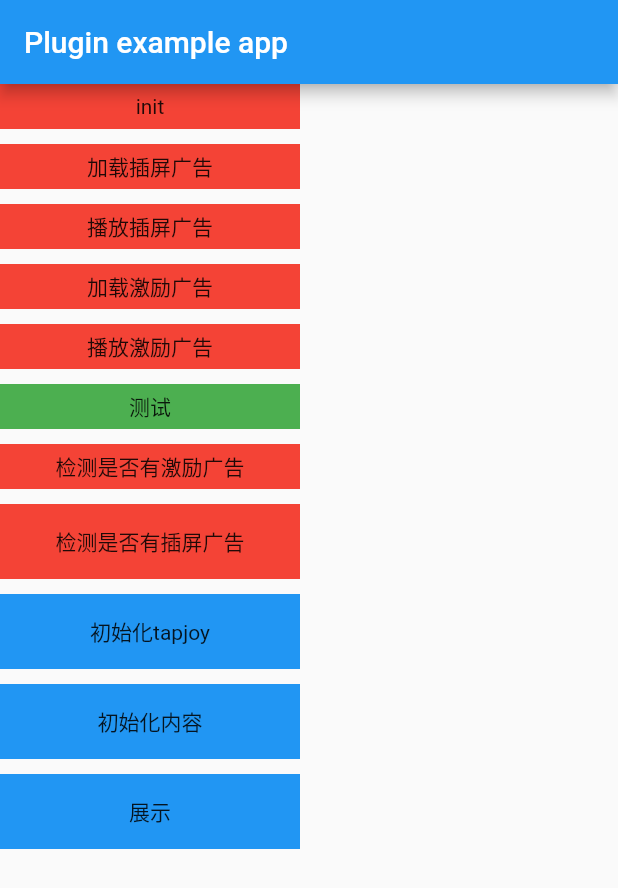
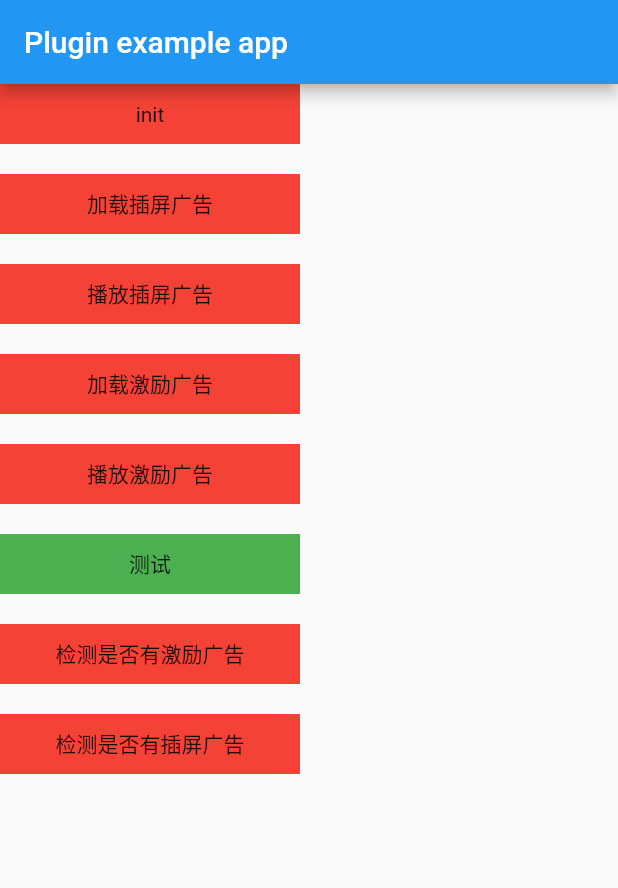
Before and after one commit to LiJinJinJIn/jd_adtiming_plugin, a Flutter app: the screen it shows after launch, on a phone screen of 412 x 824 dp. Shown: the top 888 px of the screen. Run offline on Flutter 3.47's test engine with Material 2 defaults, Android fonts, the phone set to English and light mode, and no system bars.

Commit message:
Revert "add tapjoy android module"
This reverts commit 123914347b90458ba43f217325af4118fe980803.

```diff
--- a/example/lib/main.dart
+++ b/example/lib/main.dart
@@ -15,17 +15,8 @@ class _MyAppState extends State<MyApp> {
   String ANDROID_APPKEY = 'i4hJpBqGWk80AecsmbbtnzE33Mp2Cnab';
   String IOS_APPKEY = 'EDFqfTqjvufhdFffteS2bELGGWW3Ifhn';
 
-//tapJoy android 端对应key
-  String TAP_JOY_ANDROID_API_KEY = 'q5mzN-kOQYiFw70aTK2ShQECWyXBh6hf8xneT4qXXTiisVLMsAYl_ivsRC9d';
-//tapJoy android 端对应展示名称
-  String TAP_JOY_ANDROID_PLACEMENT_NAME = 'newsPie_release';
-//tapJoy ios 端对应key
-  String TAP_JOY_IOS_API_KEY = '8NWIAtT5QpKmovEIwA-vpgEBSBAs5lUMo4We9r0fU1EtZuFlyZG5qdbwvQ2k';
-//tapJoy ios 端对应展示名称
-  String TAP_JOY_IOS_PLACEMENT_NAME = 'newsPie_ios_release';
-
   void showT(String msg) {
-    print("xxxx123 >>>       $msg ");
+    print("msg>>>       $msg ");
   }
 
   @override
@@ -41,7 +32,7 @@ class _MyAppState extends State<MyApp> {
               child: Container(
                 alignment: Alignment.center,
                 width: 200,
-                height: 30,
+                height: 40,
                 child: Text('init'),
                 color: Colors.red,
               ),
@@ -56,23 +47,26 @@ class _MyAppState extends State<MyApp> {
                   adShowFailed: () => showT("adShowFailed"),
                   adClosed: () => showT("adClosed"),
                   adClicked: () => showT("adClicked"),
-                  rewardedVideoAvailabilityChanged: () => showT("rewardedVideoAvailabilityChanged"),
+                  rewardedVideoAvailabilityChanged: () =>
+                      showT("rewardedVideoAvailabilityChanged"),
                   rewardedVideoAdShowed: () => showT("rewardedVideoAdShowed"),
-                  rewardedVideoAdShowFailed: () => showT("rewardedVideoAdShowFailed"),
+                  rewardedVideoAdShowFailed: () =>
+                      showT("rewardedVideoAdShowFailed"),
                   rewardedVideoAdClicked: () => showT("rewardedVideoAdClicked"),
                   rewardedVideoAdClosed: () => showT("rewardedVideoAdClosed"),
                   rewardedVideoAdStarted: () => showT("rewardedVideoAdStarted"),
                   rewardedVideoAdEnded: () => showT("rewardedVideoAdEnded"),
-                  rewardedVideoAdRewarded: () => showT("rewardedVideoAdRewarded"),
+                  rewardedVideoAdRewarded: () =>
+                      showT("rewardedVideoAdRewarded"),
                 );
               },
             ),
-            SizedBox(height: 10),
+            SizedBox(height: 20),
             InkWell(
               child: Container(
                 alignment: Alignment.center,
                 width: 200,
-                height: 30,
+                height: 40,
                 child: Text('加载插屏广告'),
                 color: Colors.red,
               ),
@@ -80,12 +74,12 @@ class _MyAppState extends State<MyApp> {
                 jdAdtimingPlugin.interstitialAdLoad();
               },
             ),
-            SizedBox(height: 10),
+            SizedBox(height: 20),
             InkWell(
               child: Container(
                 alignment: Alignment.center,
                 width: 200,
-                height: 30,
+                height: 40,
                 child: Text('播放插屏广告'),
                 color: Colors.red,
               ),
@@ -93,12 +87,12 @@ class _MyAppState extends State<MyApp> {
                 jdAdtimingPlugin.interstitialShowLoad();
               },
             ),
-            SizedBox(height: 10),
+            SizedBox(height: 20),
             InkWell(
               child: Container(
                 alignment: Alignment.center,
                 width: 200,
-                height: 30,
+                height: 40,
                 child: Text('加载激励广告'),
                 color: Colors.red,
               ),
@@ -106,12 +100,12 @@ class _MyAppState extends State<MyApp> {
                 jdAdtimingPlugin.rewardedVideoAdLoad();
               },
             ),
-            SizedBox(height: 10),
+            SizedBox(height: 20),
             InkWell(
               child: Container(
                 alignment: Alignment.center,
                 width: 200,
-                height: 30,
+                height: 40,
                 child: Text('播放激励广告'),
                 color: Colors.red,
               ),
@@ -119,99 +113,50 @@ class _MyAppState extends State<MyApp> {
                 jdAdtimingPlugin.rewardedVideoShowLoad();
               },
             ),
-            SizedBox(height: 10),
+            SizedBox(height: 20),
             InkWell(
               child: Container(
                 alignment: Alignment.center,
                 width: 200,
-                height: 30,
+                height: 40,
                 child: Text('测试'),
                 color: Colors.green,
               ),
               onTap: () {
-                jdAdtimingPlugin.testSuiteLaunch(androidAppKey: ANDROID_APPKEY, iosAppKey: IOS_APPKEY);
+                jdAdtimingPlugin.testSuiteLaunch(
+                    androidAppKey: ANDROID_APPKEY, iosAppKey: IOS_APPKEY);
               },
             ),
-            SizedBox(height: 10),
+            SizedBox(height: 20),
             InkWell(
               child: Container(
                 alignment: Alignment.center,
                 width: 200,
-                height: 30,
+                height: 40,
                 child: Text('检测是否有激励广告'),
                 color: Colors.red,
               ),
               onTap: () {
-                jdAdtimingPlugin.checkInterstitialAd(checkInterstitialAdListener: (bool isHave) {
+                jdAdtimingPlugin.checkInterstitialAd(
+                    checkInterstitialAdListener: (bool isHave) {
                   showT("checkInterstitialAdListener:      $isHave");
                 });
               },
             ),
-            SizedBox(height: 10),
+            SizedBox(height: 20),
             InkWell(
               child: Container(
                 alignment: Alignment.center,
                 width: 200,
-                height: 50,
+                height: 40,
                 child: Text('检测是否有插屏广告'),
                 color: Colors.red,
               ),
               onTap: () {
-                jdAdtimingPlugin.checkRewardedVideoAd(checkRewardedVideoAdListener: (bool isHave) {
+                jdAdtimingPlugin.checkRewardedVideoAd(
+                    checkRewardedVideoAdListener: (bool isHave) {
                   showT("checkRewardedVideoAdListener:      $isHave");
                 });
-              },
-            ),
-            SizedBox(height: 10),
-            InkWell(
-              child: Container(
-                alignment: Alignment.center,
-                width: 200,
-                height: 50,
-                child: Text('初始化tapjoy'),
-                color: Colors.blue,
-              ),
-              onTap: () {
-                jdAdtimingPlugin.initTapJoy(
-                  androidAppKey: TAP_JOY_ANDROID_API_KEY,
-                  iosAppKey: TAP_JOY_IOS_API_KEY,
-                  initTapJoySuccessListener: () => showT(">>>         initTapJoySuccessListener"),
-                  initTapJoyFailureListener: () => showT(">>>         initTapJoyFailureListener"),
-                );
-              },
-            ),
-            SizedBox(height: 10),
-            InkWell(
-              child: Container(
-                alignment: Alignment.center,
-                width: 200,
-                height: 50,
-                child: Text('初始化内容'),
-                color: Colors.blue,
-              ),
-              onTap: () {
-                jdAdtimingPlugin.getPlacement(
-                  androidPlacementName: TAP_JOY_ANDROID_PLACEMENT_NAME,
-                  iosPlacementName: TAP_JOY_IOS_PLACEMENT_NAME,
-                  userId: '1111',
-                  tapJoyRequestFailureListener: () => showT(">>>         tapJoyRequestFailureListener"),
-                  tapJoyContentReadyListener: () => showT(">>>         tapJoyContentReadyListener"),
-                  tapJoyContentDismissListener: () => showT(">>>         tapJoyContentDismissListener"),
-                );
-              },
-            ),
-
-            SizedBox(height: 10),
-            InkWell(
-              child: Container(
-                alignment: Alignment.center,
-                width: 200,
-                height: 50,
-                child: Text('展示'),
-                color: Colors.blue,
-              ),
-              onTap: () {
-                jdAdtimingPlugin.requestContent();
               },
             ),
           ],
```
Also changed, not shown: lib/jd_adtiming_plugin.dart (+0 -62 lines), example/pubspec.lock, 2 other files.
